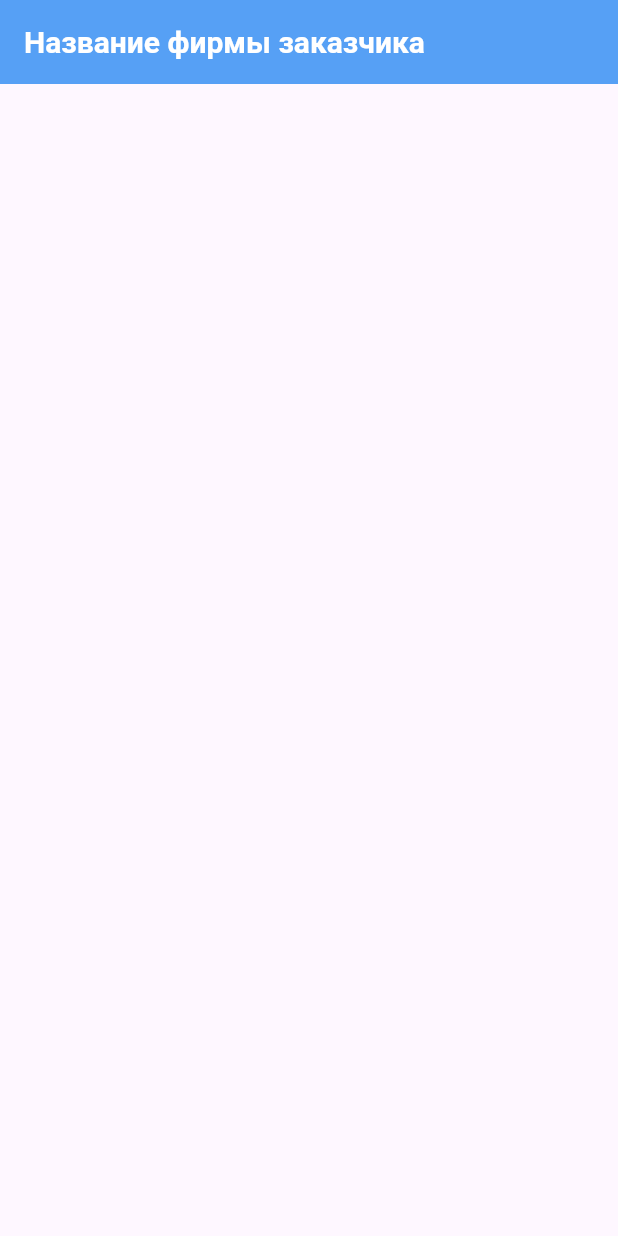
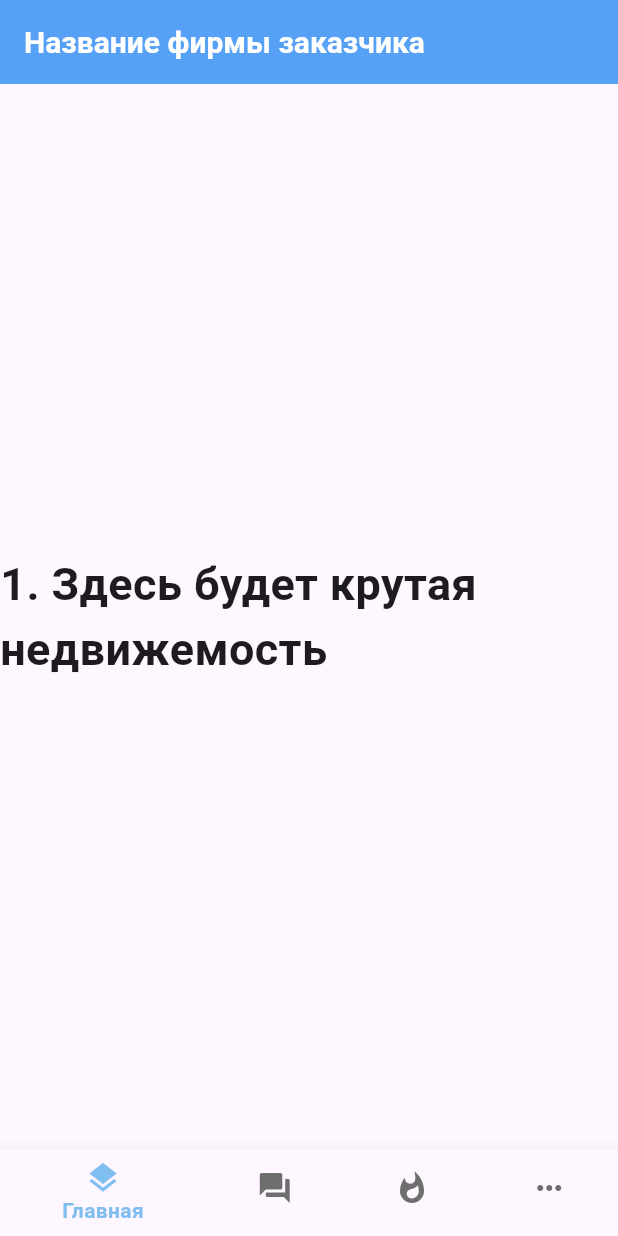
Before and after one commit to Polilo-User/mobileApp, a Flutter app: the screen it shows after launch, on a phone screen of 412 x 824 dp. Run offline on Flutter 3.47's test engine with Material 3 defaults, Android fonts, the phone set to English and light mode, and no system bars; our stand-ins replace flutter_svg.

Commit message:
mobileapp ver 0.0.2 добавил MainBottomNavigationBar и иконки прикольные

```diff
--- a/main.dart
+++ /dev/null
@@ -1,3 +0,0 @@
-void main() {
-  print("Hello, World!");
-}
--- a/mobile_app_/lib/modules/start_screen/view/main_page_screen.dart
+++ b/mobile_app_/lib/modules/start_screen/view/main_page_screen.dart
@@ -4,8 +4,9 @@
 
 import 'package:flutter/material.dart';
 
+import 'package:flutter_svg/flutter_svg.dart';
 
-// import 'package:mobile_app_/modules/start_screen/widgets/widgets.dart';
+import 'package:mobile_app_/modules/start_screen/widgets/widgets.dart';
 
 class MainPageScreen extends StatefulWidget {
   const MainPageScreen({ Key? key, required this.BarTitle}) : super(key: key);
@@ -25,6 +26,9 @@ class _MainPageScreenState extends State<MainPageScreen> {
           widget.BarTitle
         )
       ),
+      body: Container(
+        child: const MainBottomNavigationBar(),
+      )
     );
   }
 }
--- a/mobile_app_/lib/modules/start_screen/widgets/buttom_nav.dart
+++ b/mobile_app_/lib/modules/start_screen/widgets/buttom_nav.dart
@@ -2,15 +2,75 @@
 
 import 'package:flutter/material.dart';
 
+import 'package:flutter_svg/flutter_svg.dart';
 
 
-class ButtomNav extends StatelessWidget {
-const ButtomNav({ Key? key }) : super(key: key);
+class MainBottomNavigationBar extends StatefulWidget {
+  const MainBottomNavigationBar({super.key});
 
   @override
-  Widget build(BuildContext context){
-    return Container(
+  State<MainBottomNavigationBar> createState() =>
+      _MainBottomNavigationBarState();
+}
 
+class _MainBottomNavigationBarState extends State<MainBottomNavigationBar> {
+  int _selectedIndex = 0;
+  static const TextStyle optionStyle =
+    TextStyle(fontSize: 30, fontWeight: FontWeight.bold);
+
+  static const List<Widget> _widgetOptions = <Widget>[
+    Text(
+      '1. Здесь будет крутая недвижемость',
+      style: optionStyle,
+    ),
+    Text(
+      '2. Здесь будет чат',
+      style: optionStyle,
+    ),
+    Text(
+      '3. Здесь будут новости',
+      style: optionStyle,
+    ),
+    Text(
+      '4. Здесь будет избранное и еще что-то',
+      style: optionStyle,
+    ),
+  ];
+
+  void _onItemTapped(int index) {
+    setState(() {
+      _selectedIndex = index;
+    });
+  }
+
+  @override
+  Widget build(BuildContext context) {
+    return Scaffold(
+      body: Center(
+        child: _widgetOptions.elementAt(_selectedIndex),
+      ),
+      bottomNavigationBar: BottomNavigationBar(
+        items:  const <BottomNavigationBarItem>[
+          BottomNavigationBarItem(
+            icon: Icon(Icons.layers),
+            label: 'Главная',
+          ),
+          BottomNavigationBarItem(
+            icon: Icon(Icons.forum),
+            label: 'Чат',
+          ),
+           BottomNavigationBarItem(
+            icon: Icon(Icons.whatshot),
+            label: 'События',
+          ),
+          BottomNavigationBarItem(
+             icon: Icon(Icons.more_horiz),
+             label: 'Еще'
+          ),
+        ],
+        currentIndex: _selectedIndex,
+        onTap: _onItemTapped,
+      ),
     );
   }
 }
--- a/mobile_app_/lib/theme/theme.dart
+++ b/mobile_app_/lib/theme/theme.dart
@@ -18,4 +18,9 @@ final whiteTheme = ThemeData(
         color: Color.fromRGBO(110, 110, 110, 0.478),
         fontSize: 20,
       )),
-);
+    // нижняя менюшка на main_page_screen
+    bottomNavigationBarTheme: const BottomNavigationBarThemeData(
+      selectedItemColor: Color.fromARGB(255, 129, 190, 240),
+      unselectedItemColor: Color.fromARGB(255, 110, 110, 110),
+    ),
+  );
```
Also changed, not shown: mobile_app_/pubspec.yaml (+4 -3 lines), mobile_app_/assets/svg/three-dots.svg (added), mobile_app_/lib/modules/start_screen/widgets/chat.dart (added), mobile_app_/lib/modules/start_screen/widgets/favorites.dart (added), mobile_app_/lib/modules/start_screen/widgets/list-builds.dart (added), mobile_app_/lib/modules/start_screen/widgets/news.dart (added), mobile_app_/pubspec.lock, 2 other files.
